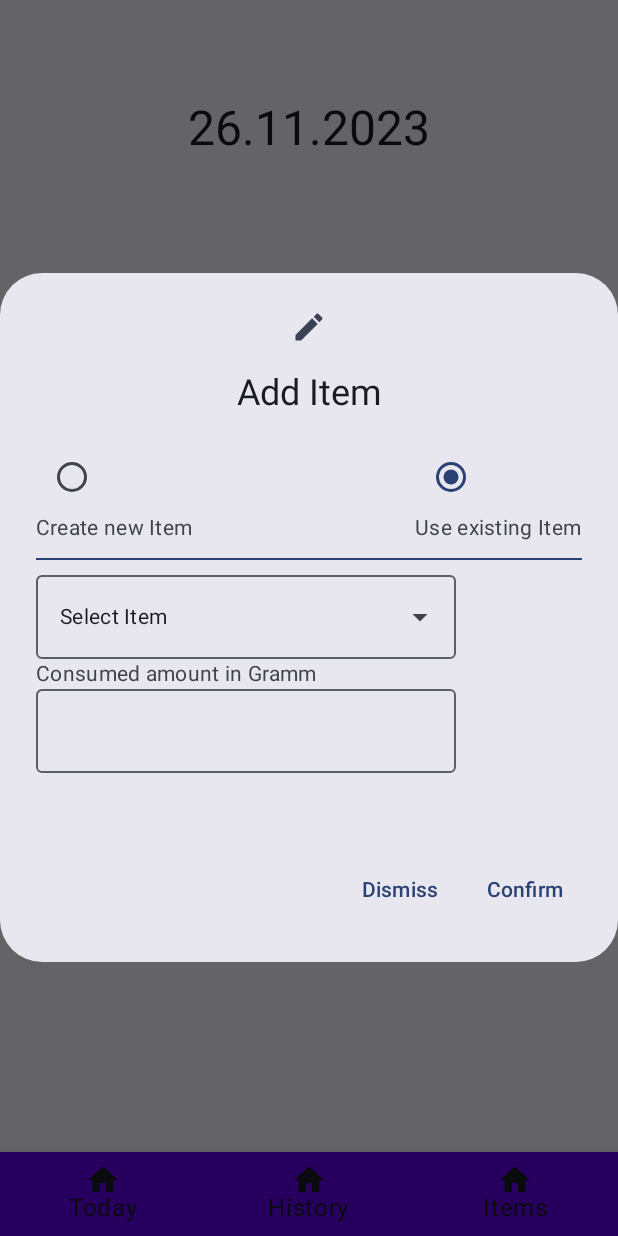
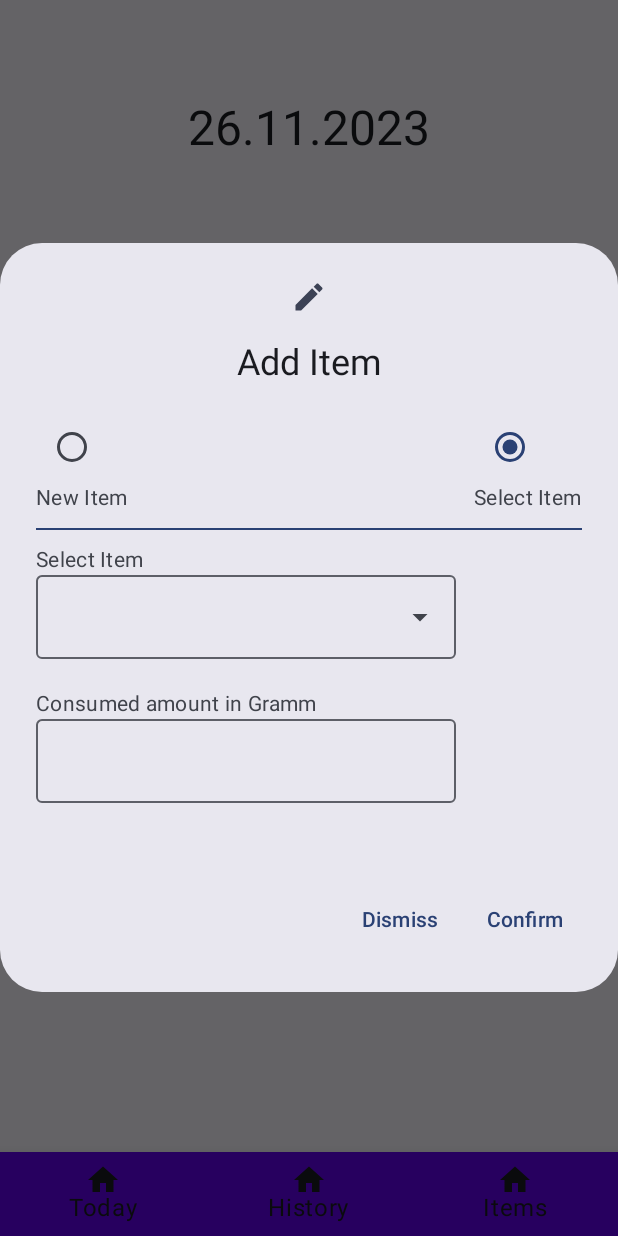
Before and after one commit to Pascal1414/Protein-Counter, an Android app built with Jetpack Compose: the screen it shows after launch (MainActivity), after a tap on "Add Item", on a phone screen of 412 x 824 dp. Run offline under Robolectric (Android 15) with nearby library versions, the phone set to English and light mode, and no system bars.

Commit message:
Update TodayView

```diff
--- a/app/src/main/java/com/pascalrieder/proteincounter/ui/TodayView.kt
+++ b/app/src/main/java/com/pascalrieder/proteincounter/ui/TodayView.kt
@@ -59,12 +59,12 @@ fun TodayView() {
                         Column {
                             RadioButton(selected = (selectedOption == "NewItem"),
                                 onClick = { onOptionSelected("NewItem") })
-                            Text(text = "Create new Item")
+                            Text(text = "New Item")
                         }
                         Column {
                             RadioButton(selected = (selectedOption == "ExistingItem"),
                                 onClick = { onOptionSelected("ExistingItem") })
-                            Text(text = "Use existing Item")
+                            Text(text = "Select Item")
                         }
                     }
                     Divider(
@@ -75,6 +75,7 @@ fun TodayView() {
                     if (selectedOption == "NewItem") Column {
                         Text(text = "Name")
                         OutlinedTextField(value = name.value, onValueChange = { name.value = it })
+                        Spacer(modifier = Modifier.height(10.dp))
                         Text(text = "Protein Percentage")
                         OutlinedTextField(value = proteinPercentage.value,
                             keyboardOptions = KeyboardOptions.Default.copy(keyboardType = KeyboardType.Number),
@@ -87,7 +88,8 @@ fun TodayView() {
 
                     if (selectedOption == "ExistingItem") Column {
                         var mExpanded by remember { mutableStateOf(false) }
-                        OutlinedTextField(value = mSelectedItem?.name ?: "Select Item",
+                        Text(text = "Select Item")
+                        OutlinedTextField(value = mSelectedItem?.name ?: "",
                             onValueChange = { },
                             readOnly = true,
                             trailingIcon = {
@@ -97,6 +99,7 @@ fun TodayView() {
                                     Icon(Icons.Default.ArrowDropDown, contentDescription = "Info Icon")
                                 }
                             })
+                        Spacer(modifier = Modifier.height(10.dp))
                         DropdownMenu(
                             expanded = mExpanded,
                             onDismissRequest = { mExpanded = false },
@@ -114,6 +117,7 @@ fun TodayView() {
 
                         }
                     }
+                    Spacer(modifier = Modifier.height(10.dp))
                     Text(text = "Consumed amount in Gramm")
                     OutlinedTextField(value = amountInGramm.value,
                         keyboardOptions = KeyboardOptions.Default.copy(keyboardType = KeyboardType.Number),
@@ -129,6 +133,11 @@ fun TodayView() {
                 openAlertDialogCreate.value = false
             }, confirmButton = {
                 TextButton(onClick = {
+                    if (amountInGramm.value.isEmpty()) {
+                        displayErrorMessage("Please enter an amount")
+                        return@TextButton
+                    }
+
                     if (selectedOption == "ExistingItem") {
                         if (mSelectedItem == null) {
                             displayErrorMessage("Please select an Item")
@@ -143,9 +152,19 @@ fun TodayView() {
                             )
                         )
                         openAlertDialogCreate.value = false
-                    } else DataProvider.addItemToToday(
-                        Item(0, name = name.value, proteinPercentage.value.toFloat(), amountInGramm.value.toFloat())
-                    )
+                    } else {
+                        if (name.value.isEmpty()) {
+                            displayErrorMessage("Please enter a name")
+                            return@TextButton
+                        }
+                        if (proteinPercentage.value.isEmpty()) {
+                            displayErrorMessage("Please enter a protein percentage")
+                            return@TextButton
+                        }
+                        DataProvider.addItemToToday(
+                            Item(0, name = name.value, proteinPercentage.value.toFloat(), amountInGramm.value.toFloat())
+                        )
+                    }
                     openAlertDialogCreate.value = false
                 }) {
                     Text("Confirm")
```
